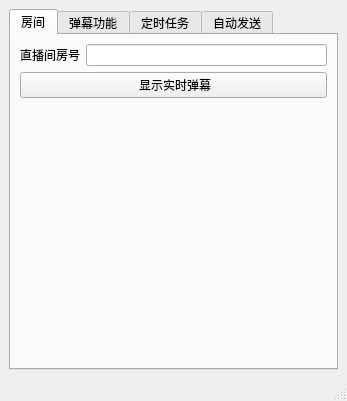
The window that mainwindow.ui (iwxyi/Bilibili-MagicalDanmaku) describes before a commit, drawn with Qt 5.
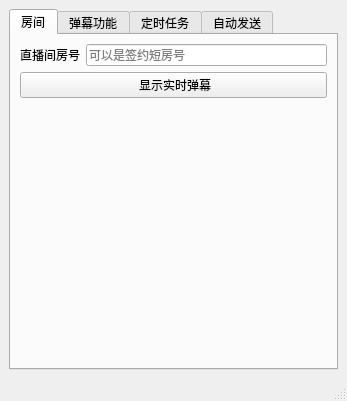
The same window after the commit.

Diff of the .ui file:
```diff
--- a/mainwindow.ui
+++ b/mainwindow.ui
@@ -39,6 +39,9 @@
             <property name="text">
              <string/>
             </property>
+            <property name="placeholderText">
+             <string>可以是签约短房号</string>
+            </property>
            </widget>
           </item>
          </layout>
```
